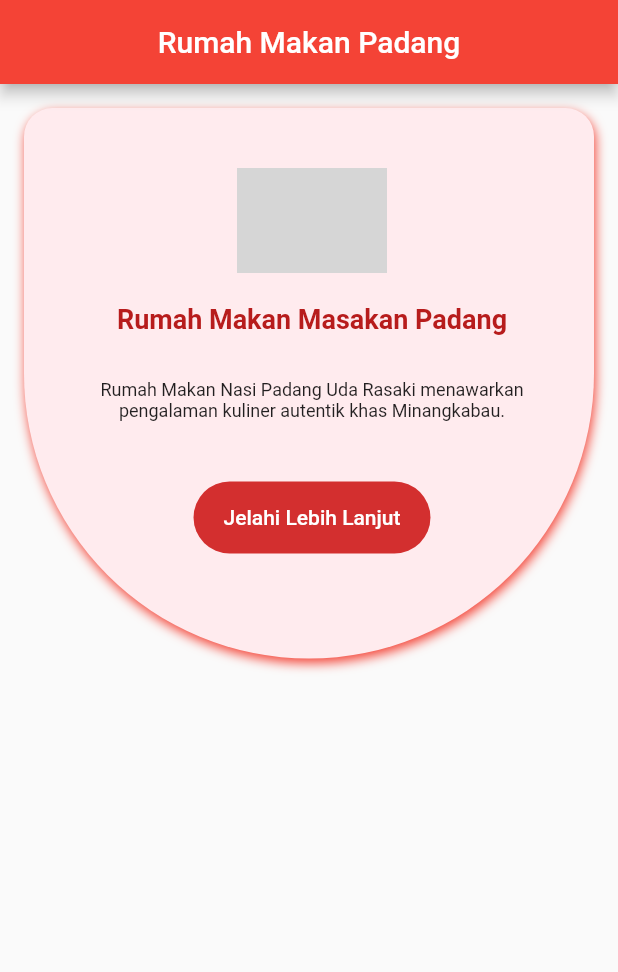
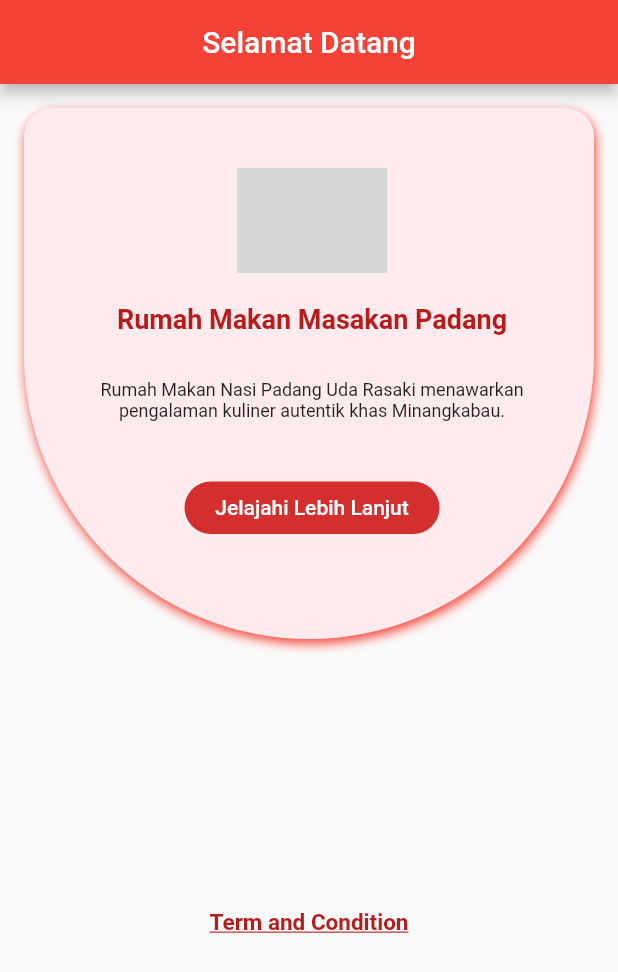
Before and after one commit to RafiRasaki/Slicing_Flutter_DesignToCode, a Flutter app: the screen it shows after launch, on a phone screen of 412 x 824 dp. Shown: the top 972 px of the screen. Run offline on Flutter 3.47's test engine with Material 2 defaults, Android fonts, the phone set to English and light mode, and no system bars; our stand-ins replace flutter_rating_bar; network calls fail; grey boxes are pictures that could not be loaded.

Commit message:
Pembuatan Detail Page dan Custom Button

```diff
--- a/slicingflutter/lib/Page/intermezzo_page.dart
+++ b/slicingflutter/lib/Page/intermezzo_page.dart
@@ -1,4 +1,5 @@
 import 'package:flutter/material.dart';
+import 'package:slicingflutter/widget/custom_button.dart';
 
 class IntermezzoPage extends StatelessWidget {
   const IntermezzoPage({super.key});
@@ -14,7 +15,7 @@ class IntermezzoPage extends StatelessWidget {
       home: Scaffold(
         appBar: AppBar(
           title: Center(
-            child: const Text('Rumah Makan Padang')),
+            child: const Text('Selamat Datang')),
         ),
         body: ListView(
           padding: const EdgeInsets.all(16),
@@ -78,38 +79,31 @@ class IntermezzoPage extends StatelessWidget {
 
                   const SizedBox(height: 40,),
 
-                  TextButton(
+                  CustomButton(
+                    judul: 'Jelajahi Lebih Lanjut',
+                    lebarbutton: 170,
                     onPressed: (){
                       Navigator.pushNamedAndRemoveUntil(
                       context, '/homepage', (route) => false);
                     },
-                    style: ButtonStyle(
-                      padding: MaterialStateProperty.resolveWith((states) {
-                        return EdgeInsets.symmetric(horizontal: 20, vertical: 16);
-                      }),
-                      backgroundColor: MaterialStateProperty.resolveWith((states) {
-                        return Colors.red[700];
-                      }),
-                      foregroundColor: MaterialStateProperty.resolveWith((states) {
-                        return Colors.white;
-                      }),
-                      shape:  MaterialStateProperty.resolveWith((states) {
-                        return RoundedRectangleBorder(
-                          borderRadius: BorderRadius.circular(30),
-                        );
-                      }),
-                    ) ,
-                    child: const Text('Jelahi Lebih Lanjut'),
                   ),
                 ],
               ),
             ),
 
-            const SizedBox(height: 180),
+          const SizedBox(height: 180),
             Container(
               child: Column(
                 children: [
-
+                  Text(
+                    'Term and Condition',
+                    style: TextStyle(
+                      fontSize: 15,
+                      color: Colors.red[900],
+                      fontWeight: FontWeight.bold,
+                      decoration: TextDecoration.underline
+                    ),
+                  ),
                 ],
               ),
             ),
--- a/slicingflutter/lib/main.dart
+++ b/slicingflutter/lib/main.dart
@@ -1,5 +1,6 @@
 import 'package:flutter/material.dart';
 import 'package:flutter_rating_bar/flutter_rating_bar.dart';
+import 'package:slicingflutter/Page/detai_page.dart';
 import 'package:slicingflutter/Page/home_page.dart';
 import 'package:slicingflutter/Page/intermezzo_page.dart';
 import 'package:slicingflutter/Page/splash_screen.dart';
@@ -20,6 +21,7 @@ class MyApp extends StatelessWidget {
       '/' :(context) => SplashPage(),
       '/intermezzo' :(context) => IntermezzoPage(),
       '/homepage' :(context) => HomePage(),
+      '/detailpage' :(context) => DetailPage(),
       },
     );
   }
--- /dev/null
+++ b/slicingflutter/lib/widget/custom_button.dart
@@ -0,0 +1,44 @@
+import 'package:flutter/material.dart';
+
+class CustomButton extends StatelessWidget{
+
+   final String judul;
+   final double lebarbutton;
+   final Function() onPressed;
+   final EdgeInsets margin;
+
+  const CustomButton({
+    Key? key, required this.judul,
+    this.lebarbutton=double.infinity,
+    required this.onPressed,
+    this.margin = EdgeInsets.zero,
+    }) : super(key: key);
+
+  @override
+  Widget build(BuildContext context) {
+    return Container(
+      width: lebarbutton,
+      height: 35,
+      margin: margin,
+      child: TextButton(
+        onPressed: onPressed,
+        style: ButtonStyle(
+
+          backgroundColor: MaterialStateProperty.resolveWith((states) {
+            return Colors.red[700];
+          }),
+          foregroundColor: MaterialStateProperty.resolveWith((states) {
+            return Colors.white;
+          }),
+          shape:  MaterialStateProperty.resolveWith((states) {
+            return RoundedRectangleBorder(
+              borderRadius: BorderRadius.circular(30),
+            );
+          }),
+        ) ,
+        child: Text(judul),
+      )
+    );
+  }
+
+}
```
Also changed, not shown: slicingflutter/lib/Page/detai_page.dart (added, +73 -0 lines), slicingflutter/lib/Page/home_page.dart (+14 -4 lines), slicingflutter/lib/widget/custom_menu.dart (+12 -22 lines), slicingflutter/lib/widget/custom_otherfood.dart (+53 -3 lines).
